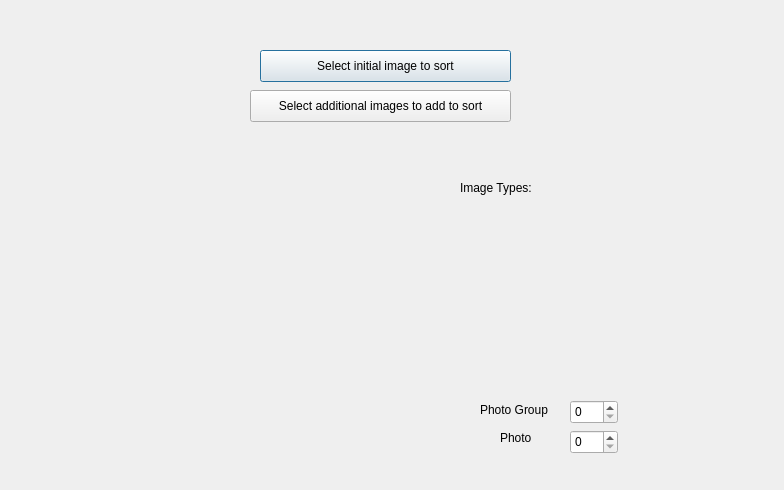
The window that photosorter.ui (skgage/comp_vision19) describes before a commit, drawn with Qt 5.
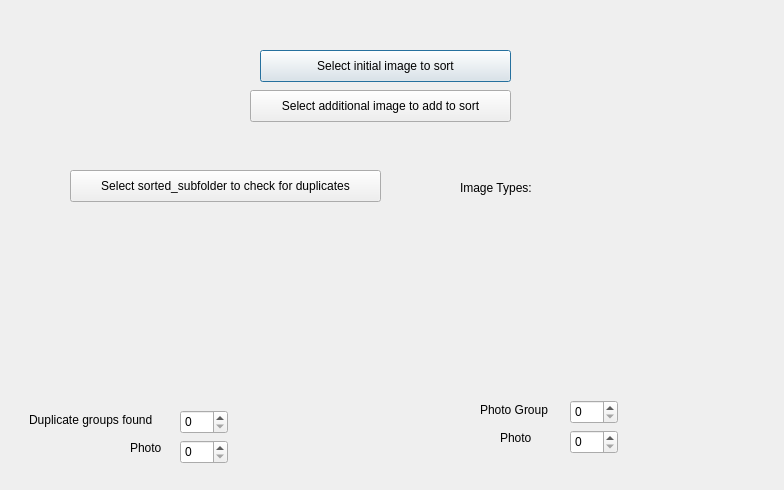
The same window after the commit.

```diff
--- a/photosorter.ui
+++ b/photosorter.ui
@@ -36,7 +36,7 @@
     </rect>
    </property>
    <property name="text">
-    <string>Select additional images to add to sort</string>
+    <string>Select additional image to add to sort</string>
    </property>
   </widget>
   <widget class="QLabel" name="label2">
@@ -111,6 +111,78 @@
     <string>Photo</string>
    </property>
   </widget>
+  <widget class="QPushButton" name="pushButton3">
+   <property name="geometry">
+    <rect>
+     <x>70</x>
+     <y>170</y>
+     <width>311</width>
+     <height>32</height>
+    </rect>
+   </property>
+   <property name="text">
+    <string>Select sorted_subfolder to check for duplicates</string>
+   </property>
+  </widget>
+  <widget class="QLabel" name="duplicate_viewer">
+   <property name="geometry">
+    <rect>
+     <x>90</x>
+     <y>210</y>
+     <width>271</width>
+     <height>181</height>
+    </rect>
+   </property>
+   <property name="text">
+    <string/>
+   </property>
+  </widget>
+  <widget class="QLabel" name="label_3">
+   <property name="geometry">
+    <rect>
+     <x>29</x>
+     <y>410</y>
+     <width>141</width>
+     <height>20</height>
+    </rect>
+   </property>
+   <property name="text">
+    <string>Duplicate groups found</string>
+   </property>
+  </widget>
+  <widget class="QLabel" name="label_4">
+   <property name="geometry">
+    <rect>
+     <x>130</x>
+     <y>440</y>
+     <width>60</width>
+     <height>16</height>
+    </rect>
+   </property>
+   <property name="text">
+    <string>Photo</string>
+   </property>
+  </widget>
+  <widget class="QSpinBox" name="spinBox3">
+   <property name="geometry">
+    <rect>
+     <x>180</x>
+     <y>410</y>
+     <width>48</width>
+     <height>24</height>
+    </rect>
+   </property>
+  </widget>
+  <widget class="QSpinBox" name="spinBox4">
+   <property name="geometry">
+    <rect>
+     <x>180</x>
+     <y>440</y>
+     <width>48</width>
+     <height>24</height>
+    </rect>
+   </property>
+  </widget>
  </widget>
  <resources/>
  <connections/>
```
